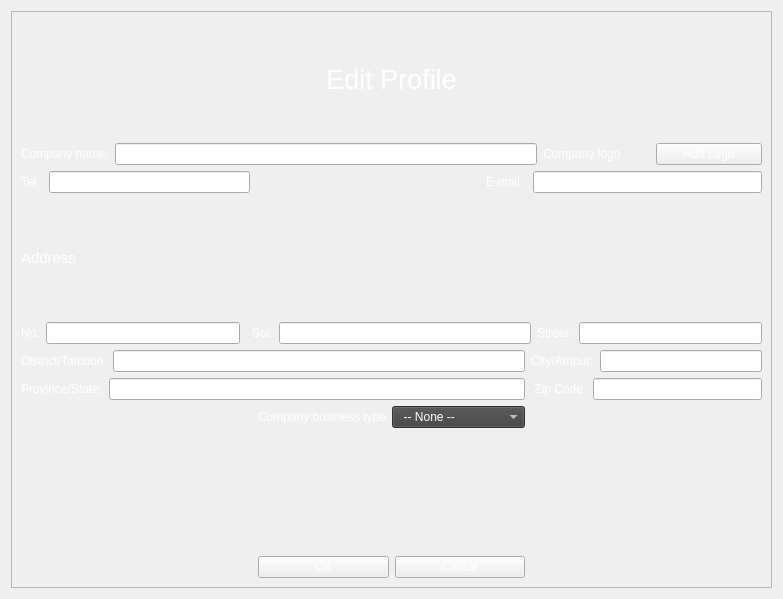
Sirawap/PathFinder-Project, file ui_form/Company_Edit_Profile.ui: the form before one commit.
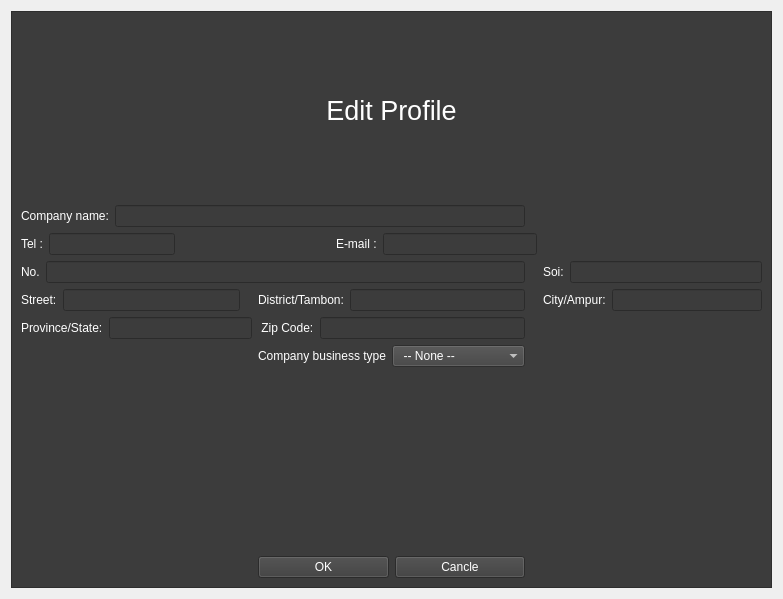
The form after the commit. Icons and pictures are not drawn.

Commit message:
All UI with stylesheet
Dont ever change all use png background

```diff
--- a/ui_form/Company_Edit_Profile.ui
+++ b/ui_form/Company_Edit_Profile.ui
@@ -27,6 +27,16 @@
   <layout class="QGridLayout" name="gridLayout_4">
    <item row="0" column="0">
     <widget class="QScrollArea" name="scrollArea">
+     <property name="styleSheet">
+      <string notr="true">QWidget{
+	background-color: rgb(60,60,60);
+	font: &quot;Arial&quot;;
+	color: white;
+}
+QComboBox{
+	background-color: rgb(65, 65, 65);
+}</string>
+     </property>
      <property name="widgetResizable">
       <bool>true</bool>
      </property>
@@ -40,21 +50,39 @@
        </rect>
       </property>
       <layout class="QGridLayout" name="gridLayout_3">
-       <item row="4" column="0">
-        <layout class="QHBoxLayout" name="horizontalLayout_5">
+       <item row="4" column="6">
+        <layout class="QHBoxLayout" name="horizontalLayout_9">
          <item>
-          <widget class="QLabel" name="label_8">
+          <widget class="QLabel" name="label_13">
            <property name="text">
-            <string>No.</string>
+            <string>City/Ampur:</string>
            </property>
           </widget>
          </item>
          <item>
-          <widget class="QLineEdit" name="lineEdit_houseNo"/>
+          <widget class="QLineEdit" name="lineEdit_city">
+           <property name="text">
+            <string/>
+           </property>
+          </widget>
          </item>
         </layout>
        </item>
-       <item row="13" column="3">
+       <item row="3" column="6">
+        <layout class="QHBoxLayout" name="horizontalLayout_6">
+         <item>
+          <widget class="QLabel" name="label_11">
+           <property name="text">
+            <string>Soi:</string>
+           </property>
+          </widget>
+         </item>
+         <item>
+          <widget class="QLineEdit" name="lineEdit_soi"/>
+         </item>
+        </layout>
+       </item>
+       <item row="12" column="3">
         <layout class="QHBoxLayout" name="horizontalLayout_13">
          <item>
           <widget class="QPushButton" name="pushButton_OK">
@@ -72,39 +100,82 @@
          </item>
         </layout>
        </item>
-       <item row="5" column="0" colspan="4">
-        <layout class="QHBoxLayout" name="horizontalLayout_8">
+       <item row="9" column="3">
+        <layout class="QHBoxLayout" name="horizontalLayout_12">
          <item>
-          <widget class="QLabel" name="label_17">
+          <widget class="QLabel" name="label_5">
            <property name="text">
-            <string>District/Tambon:</string>
+            <string>Company business type</string>
            </property>
           </widget>
          </item>
          <item>
-          <widget class="QLineEdit" name="lineEdit_district"/>
-         </item>
-        </layout>
-       </item>
-       <item row="5" column="4" colspan="3">
-        <layout class="QHBoxLayout" name="horizontalLayout_9">
-         <item>
-          <widget class="QLabel" name="label_13">
-           <property name="text">
-            <string>City/Ampur:</string>
-           </property>
+          <widget class="QComboBox" name="comboBox_Business">
+           <item>
+            <property name="text">
+             <string>  -- None --</string>
+            </property>
+           </item>
+           <item>
+            <property name="text">
+             <string>New Item</string>
+            </property>
+           </item>
+           <item>
+            <property name="text">
+             <string>Alocohol</string>
+            </property>
+           </item>
+           <item>
+            <property name="text">
+             <string>Construction</string>
+            </property>
+           </item>
+           <item>
+            <property name="text">
+             <string>Domestic</string>
+            </property>
+           </item>
+           <item>
+            <property name="text">
+             <string>Financial instructor</string>
+            </property>
+           </item>
+           <item>
+            <property name="text">
+             <string>Health Service</string>
+            </property>
+           </item>
+           <item>
+            <property name="text">
+             <string>Manufacturer</string>
+            </property>
+           </item>
+           <item>
+            <property name="text">
+             <string>Mining</string>
+            </property>
+           </item>
+           <item>
+            <property name="text">
+             <string>Retail sales</string>
+            </property>
+           </item>
+           <item>
+            <property name="text">
+             <string>Service</string>
+            </property>
+           </item>
+           <item>
+            <property name="text">
+             <string>Transportation</string>
+            </property>
+           </item>
           </widget>
          </item>
-         <item>
-          <widget class="QLineEdit" name="lineEdit_city">
-           <property name="text">
-            <string/>
-           </property>
-          </widget>
-         </item>
         </layout>
        </item>
-       <item row="1" column="0" colspan="6">
+       <item row="1" column="0" colspan="4">
         <layout class="QHBoxLayout" name="horizontalLayout">
          <item>
           <widget class="QLabel" name="label_2">
@@ -122,7 +193,7 @@
          </item>
         </layout>
        </item>
-       <item row="2" column="0" colspan="7">
+       <item row="2" column="0" colspan="6">
         <layout class="QHBoxLayout" name="horizontalLayout_4">
          <item>
           <layout class="QHBoxLayout" name="horizontalLayout_3">
@@ -167,17 +238,35 @@
          </item>
         </layout>
        </item>
-       <item row="4" column="2" colspan="3">
-        <layout class="QHBoxLayout" name="horizontalLayout_6">
+       <item row="5" column="0" colspan="3">
+        <layout class="QHBoxLayout" name="horizontalLayout_10">
          <item>
-          <widget class="QLabel" name="label_11">
+          <widget class="QLabel" name="label_14">
            <property name="text">
-            <string>Soi:</string>
+            <string>Province/State:</string>
            </property>
           </widget>
          </item>
          <item>
-          <widget class="QLineEdit" name="lineEdit_soi"/>
+          <widget class="QLineEdit" name="lineEdit_state">
+           <property name="text">
+            <string/>
+           </property>
+          </widget>
+         </item>
+        </layout>
+       </item>
+       <item row="4" column="3">
+        <layout class="QHBoxLayout" name="horizontalLayout_8">
+         <item>
+          <widget class="QLabel" name="label_17">
+           <property name="text">
+            <string>District/Tambon:</string>
+           </property>
+          </widget>
+         </item>
+         <item>
+          <widget class="QLineEdit" name="lineEdit_district"/>
          </item>
         </layout>
        </item>
@@ -209,32 +298,7 @@
          </property>
         </spacer>
        </item>
-       <item row="3" column="0">
-        <widget class="QLabel" name="label_12">
-         <property name="font">
-          <font>
-           <pointsize>11</pointsize>
-          </font>
-         </property>
-         <property name="text">
-          <string>Address</string>
-         </property>
-        </widget>
-       </item>
-       <item row="13" column="6">
-        <spacer name="horizontalSpacer_2">
-         <property name="orientation">
-          <enum>Qt::Horizontal</enum>
-         </property>
-         <property name="sizeHint" stdset="0">
-          <size>
-           <width>40</width>
-           <height>20</height>
-          </size>
-         </property>
-        </spacer>
-       </item>
-       <item row="4" column="5" colspan="2">
+       <item row="4" column="0">
         <layout class="QHBoxLayout" name="horizontalLayout_7">
          <item>
           <widget class="QLabel" name="label_15">
@@ -248,43 +312,34 @@
          </item>
         </layout>
        </item>
-       <item row="6" column="0" colspan="4">
-        <layout class="QHBoxLayout" name="horizontalLayout_10">
-         <item>
-          <widget class="QLabel" name="label_14">
-           <property name="text">
-            <string>Province/State:</string>
-           </property>
-          </widget>
-         </item>
-         <item>
-          <widget class="QLineEdit" name="lineEdit_state">
-           <property name="text">
-            <string/>
-           </property>
-          </widget>
-         </item>
-        </layout>
+       <item row="12" column="6">
+        <spacer name="horizontalSpacer_2">
+         <property name="orientation">
+          <enum>Qt::Horizontal</enum>
+         </property>
+         <property name="sizeHint" stdset="0">
+          <size>
+           <width>40</width>
+           <height>20</height>
+          </size>
+         </property>
+        </spacer>
        </item>
-       <item row="1" column="6">
-        <layout class="QHBoxLayout" name="horizontalLayout_2">
+       <item row="3" column="0" colspan="4">
+        <layout class="QHBoxLayout" name="horizontalLayout_5">
          <item>
-          <widget class="QLabel" name="label_comp_logo">
+          <widget class="QLabel" name="label_8">
            <property name="text">
-            <string>Company logo</string>
+            <string>No.</string>
            </property>
           </widget>
          </item>
          <item>
-          <widget class="QPushButton" name="pushButton">
-           <property name="text">
-            <string>Add Logo</string>
-           </property>
-          </widget>
+          <widget class="QLineEdit" name="lineEdit_houseNo"/>
          </item>
         </layout>
        </item>
-       <item row="6" column="4" colspan="3">
+       <item row="5" column="3">
         <layout class="QHBoxLayout" name="horizontalLayout_11">
          <item>
           <widget class="QLabel" name="label_16">
@@ -298,88 +353,13 @@
          </item>
         </layout>
        </item>
-       <item row="11" column="3">
+       <item row="10" column="3">
         <widget class="QLabel" name="error_label">
          <property name="text">
           <string/>
          </property>
         </widget>
        </item>
-       <item row="10" column="3">
-        <layout class="QHBoxLayout" name="horizontalLayout_12">
-         <item>
-          <widget class="QLabel" name="label_5">
-           <property name="text">
-            <string>Company business type</string>
-           </property>
-          </widget>
-         </item>
-         <item>
-          <widget class="QComboBox" name="comboBox_Business">
-           <item>
-            <property name="text">
-             <string>  -- None --</string>
-            </property>
-           </item>
-           <item>
-            <property name="text">
-             <string>New Item</string>
-            </property>
-           </item>
-           <item>
-            <property name="text">
-             <string>Alocohol</string>
-            </property>
-           </item>
-           <item>
-            <property name="text">
-             <string>Construction</string>
-            </property>
-           </item>
-           <item>
-            <property name="text">
-             <string>Domestic</string>
-            </property>
-           </item>
-           <item>
-            <property name="text">
-             <string>Financial instructor</string>
-            </property>
-           </item>
-           <item>
-            <property name="text">
-             <string>Health Service</string>
-            </property>
-           </item>
-           <item>
-            <property name="text">
-             <string>Manufacturer</string>
-            </property>
-           </item>
-           <item>
-            <property name="text">
-             <string>Mining</string>
-            </property>
-           </item>
-           <item>
-            <property name="text">
-             <string>Retail sales</string>
-            </property>
-           </item>
-           <item>
-            <property name="text">
-             <string>Service</string>
-            </property>
-           </item>
-           <item>
-            <property name="text">
-             <string>Transportation</string>
-            </property>
-           </item>
-          </widget>
-         </item>
-        </layout>
-       </item>
       </layout>
      </widget>
     </widget>
```
The commit also changes 7 other files.
